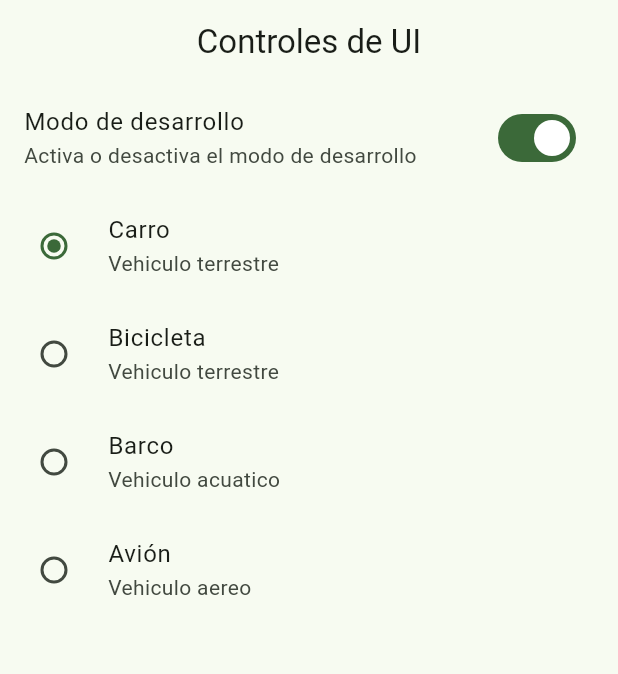
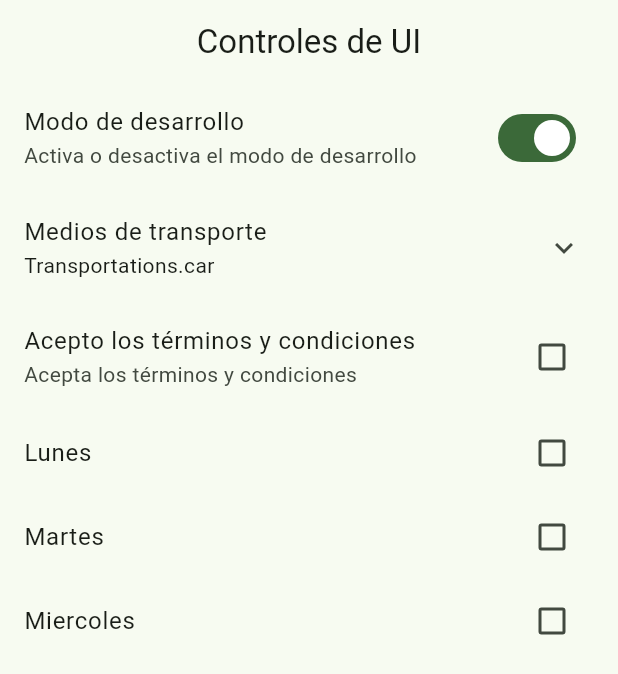
Before and after one commit to Anyel-ec/Widgets-App-Flutter, a Flutter app: the UiControlsScreen screen opened by its route, on a phone screen of 412 x 824 dp. Shown: the top 674 px of the screen. Run offline on Flutter 3.47's test engine with Material 3 defaults, Android fonts, the phone set to English and light mode, and no system bars; our stand-ins replace go_router.

```diff
--- a/lib/config/router/app_router.dart
+++ b/lib/config/router/app_router.dart
@@ -43,6 +43,13 @@ final appRouter = GoRouter(
       builder: (context, state) => const UiControlsScreen()
     ),
 
+    GoRoute(
+      path: '/tutorial',
+      name: AppTutorialScreen.name,
+      builder: (context, state) => const AppTutorialScreen()
+    ),
+
+
 
 
   ],
--- a/lib/presentation/screen/ui_controls/ui_controls_screen.dart
+++ b/lib/presentation/screen/ui_controls/ui_controls_screen.dart
@@ -28,6 +28,10 @@ enum Transportations { car, bike, boat, plane }
 class _UiControlsViewState extends State<_UiControlsView> {
   bool isDevelopmentMode = true;
   Transportations selectTransportation = Transportations.car;
+  bool acceptTerms = false;
+  bool lunes = false;
+  bool martes = false;
+  bool miercoles = false;
 
   @override
   Widget build(BuildContext context) {
@@ -44,7 +48,10 @@ class _UiControlsViewState extends State<_UiControlsView> {
         ),
 
         /////////////////////////////////////////// RadioListTile ///////////////////////////////////////////
-
+        ExpansionTile(
+            title: const Text('Medios de transporte'),
+            subtitle: Text('$selectTransportation'),
+            children: [
               RadioListTile(
                   title: const Text('Carro'),
                   subtitle: const Text('Vehiculo terrestre'),
@@ -88,6 +95,40 @@ class _UiControlsViewState extends State<_UiControlsView> {
                       selectTransportation = value as Transportations;
                     });
                   }),
+            ]),
+
+
+        /////////////////////////////////////////// CheckboxListTile ///////////////////////////////////////////
+        CheckboxListTile(
+          title: const Text('Acepto los términos y condiciones'),
+          subtitle: const Text('Acepta los términos y condiciones'),
+          value: acceptTerms,
+          onChanged: (value) => setState(() {
+            acceptTerms = !acceptTerms;
+          }),
+        ),
+
+        ///////////////////////////////////////////// segundo checkbox ///////////////////////////////////////////
+        CheckboxListTile(
+          value: lunes, onChanged: (value) {
+          setState(() {
+            lunes = !lunes;
+          });
+        }, title: const Text('Lunes')),
+
+        CheckboxListTile(value: martes, onChanged: (value) {
+          setState(() {
+            martes = !martes;
+          });
+        }, title: const Text('Martes')),
+
+        CheckboxListTile(value: miercoles, onChanged: (value) {
+          setState(() {
+            miercoles = !miercoles;
+          });
+        }, title: const Text('Miercoles')),
+
+
       ],
     );
   }
--- a/pubspec.yaml
+++ b/pubspec.yaml
@@ -18,3 +18,6 @@ dev_dependencies:
 
 flutter:
   uses-material-design: true
+
+assets:
+  - assets/images/
```
Also changed, not shown: lib/config/menu/menu_items.dart (+7 -0 lines), lib/presentation/screen/app_tutorial/app_tutorial_screen.dart (+57 -0 lines), assets/images/1.png (added), assets/images/2.png (added), assets/images/3.png (added), assets/images/jar-loading.gif (added). Lines whose indentation alone changed are shown as unchanged.
